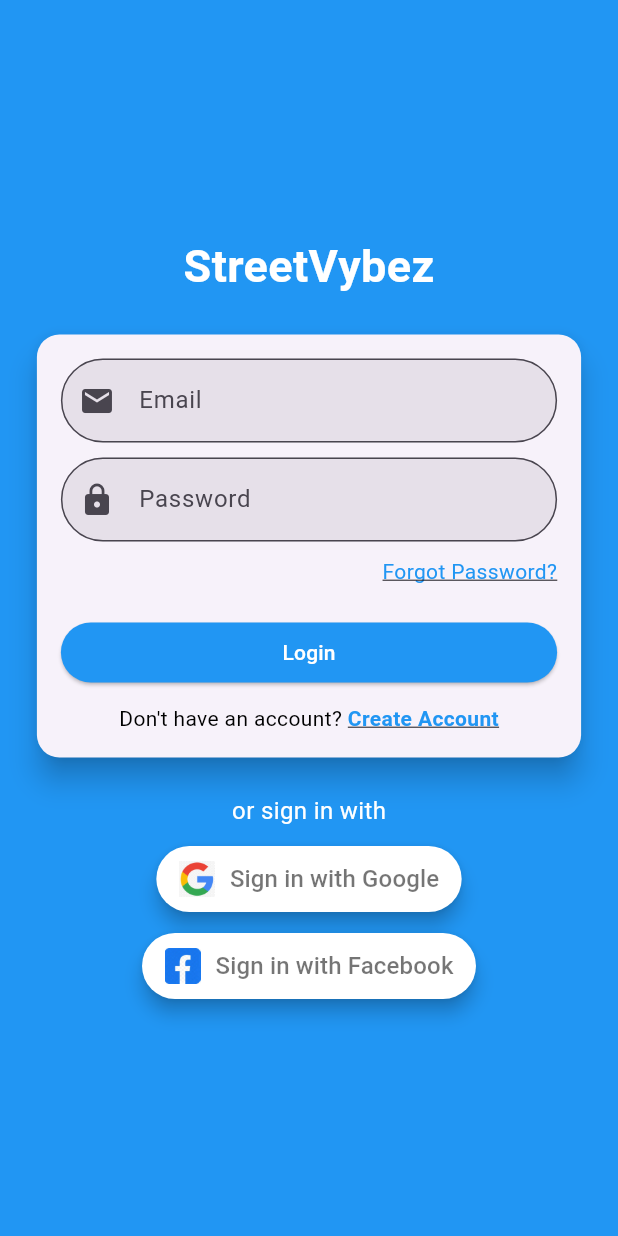
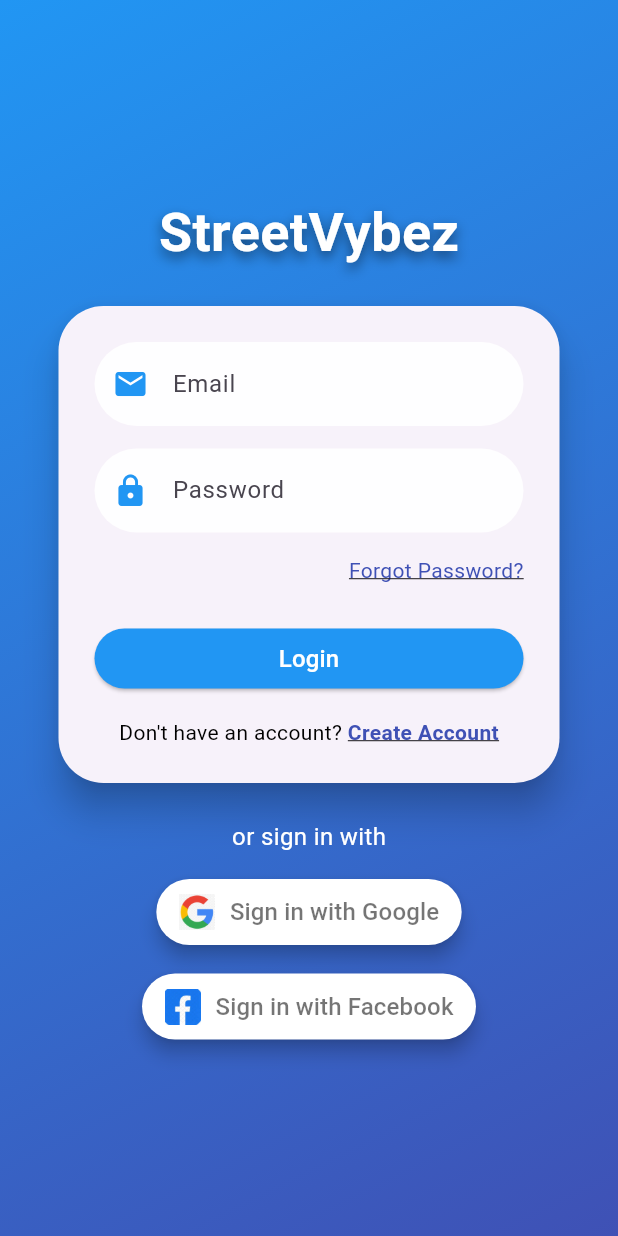
Before and after one commit to Cybertron-Ant/VybeGPT, a Flutter app: the screen it shows after launch, on a phone screen of 412 x 824 dp. Run offline on Flutter 3.47's test engine with Material 3 defaults, Android fonts, the phone set to English and light mode, and no system bars; our stand-ins replace cloud_firestore, firebase_auth, firebase_core, flutter_colorpicker, google_generative_ai, google_sign_in and 1 more; missing offline and left inert: flutter_facebook_auth; accounts and stored records are empty.

Commit message:
feat(login_system/screens/LoginPage.dart); updated LoginPage UI to look modern & sleek:
- updated background to a gradient for a modern look.

- updated login card styling with rounded corners and increased elevation.

- improved text field styling with rounded borders and subtle background color.

- increased spacing and updated text styles for better visual hierarchy.

- added shadow effect to the brand name for emphasis.

- updated button styling & text size for improved readability.

- updated "Forgot Password" and sign-in button styling for consistency.

- adjusted layout for better responsiveness on different screen sizes.

These changes aim to improve the overall user experience and visual appeal of the login screen.

```diff
--- a/lib/components/login_system/screens/LoginPage.dart
+++ b/lib/components/login_system/screens/LoginPage.dart
@@ -32,10 +32,19 @@ class _LoginPageState extends State<LoginPage> {
   Widget build(BuildContext context) {
     return Scaffold(
 
-      backgroundColor: AppColors.blue, // set background color to blue
+      // set the background to a gradient for a sleek look
+      body: Container(
+        decoration: const BoxDecoration(
+          gradient: LinearGradient(
+            colors: [AppColors.blue, AppColors.indigo],
+            begin: Alignment.topLeft,
+            end: Alignment.bottomRight,
+          ),
+        ),
 
-      body: Center(
+        child: Center(
           child: SingleChildScrollView(
+            padding: const EdgeInsets.all(16.0),
 
             child: LayoutBuilder( // 'LayoutBuilder' to handle responsiveness
               builder: (context, constraints) {
@@ -51,25 +60,35 @@ class _LoginPageState extends State<LoginPage> {
 
                     children: <Widget>[
 
-                    const Text(
+                      Text( // logo or App Name
                         Strings.brandName, // login screen title from constants
-                      style: TextStyle(fontSize: 30, fontWeight: FontWeight.bold, color: AppColors.white), // text style
+                        style: TextStyle(
+                          fontSize: 36,
+                          fontWeight: FontWeight.bold,
+                          color: AppColors.white,
+
+                          shadows: [
+                            Shadow(
+                              blurRadius: 10.0,
+                              color: Colors.black.withOpacity(0.5),
+                              offset: const Offset(0, 4),
+                            ),
+                          ],
+                        ),
                       ),
 
                       const SizedBox(height: 20), // add space
 
-                    // Login Card
-                    Padding(
+                      Padding(// Login Card
                         padding: EdgeInsets.symmetric(horizontal: (constraints.maxWidth - cardWidth) / 2), // padding for card
 
                         child: Card(
-                        elevation: 8, // card elevation
                           shape: RoundedRectangleBorder(
-                          borderRadius: BorderRadius.circular(15), // card border radius
+                            borderRadius: BorderRadius.circular(30), // card border radius
                           ),
-
+                          elevation: 10, // card elevation
                           child: Padding(
-                          padding: const EdgeInsets.all(16.0), // padding inside card
+                            padding: const EdgeInsets.all(24.0), // padding inside card
 
                             child: Column(
                               mainAxisSize: MainAxisSize.min, // card size
@@ -83,10 +102,12 @@ class _LoginPageState extends State<LoginPage> {
 
                                       decoration: InputDecoration(
                                         hintText: Strings.emailHint, // hint text for email
-                                      prefixIcon: const Icon(Icons.email), // icon for email
+                                        prefixIcon: const Icon(Icons.email, color: AppColors.blue), // icon for email
                                         filled: true, // fill the field
+                                        fillColor: Colors.white.withOpacity(0.9),
                                         border: OutlineInputBorder(
                                           borderRadius: BorderRadius.circular(30), // border radius
+                                          borderSide: BorderSide.none,
                                         ),
                                       ),
 
@@ -95,7 +116,7 @@ class _LoginPageState extends State<LoginPage> {
                                   },
                                 ),
 
-                              const SizedBox(height: 10), // add space
+                                const SizedBox(height: 15), // add space
 
                                 Consumer<EmailSignInProvider>(
                                   builder: (context, emailSignInProvider, child) {
@@ -105,10 +126,12 @@ class _LoginPageState extends State<LoginPage> {
                                       obscureText: true, // obscure password text
                                       decoration: InputDecoration(
                                         hintText: Strings.passwordHint, // hint text for password
-                                      prefixIcon: const Icon(Icons.lock), // icon for password
+                                        prefixIcon: const Icon(Icons.lock, color: AppColors.blue), // icon for password
                                         filled: true, // fill the field
+                                        fillColor: Colors.white.withOpacity(0.9),
                                         border: OutlineInputBorder(
                                           borderRadius: BorderRadius.circular(30), // border radius
+                                          borderSide: BorderSide.none,
                                         ),
                                       ),
 
@@ -117,7 +140,7 @@ class _LoginPageState extends State<LoginPage> {
                                   },
                                 ),
 
-                              const SizedBox(height: 10), // add space
+                                const SizedBox(height: 15), // add space
 
                                 Align(
                                   alignment: Alignment.centerRight, // align to the right
@@ -126,21 +149,20 @@ class _LoginPageState extends State<LoginPage> {
                                     onTap: () {
                                       ForgotPasswordDialog.showForgotPasswordDialog(
                                         context,
-                                        Provider.of<EmailSignInProvider>(context, listen: false).emailController.text
+                                        Provider.of<EmailSignInProvider>(context, listen: false).emailController.text,
                                       ); // show forgot password dialog
                                     },
 
                                     child: const Text(
                                       Strings.forgotPassword, // text for forgot password
                                       style: TextStyle(
-                                      color: AppColors.blue, // blue text color
+                                        color: AppColors.indigo,
                                         decoration: TextDecoration.underline, // underline text
                                       ),
                                     ),
                                   ),
                                 ),
-
-                              const SizedBox(height: 20), // add space
+                                const SizedBox(height: 25), // add space
 
                                 SizedBox(
                                   width: double.infinity, // make button full width
@@ -151,20 +173,17 @@ class _LoginPageState extends State<LoginPage> {
                                         : () => _login(context), // handle button press
 
                                     style: ElevatedButton.styleFrom(
-                                    foregroundColor: AppColors.white, // text color
-                                    backgroundColor: AppColors.blue, // background color
+                                      backgroundColor: AppColors.blue, // button color
                                       shape: RoundedRectangleBorder(
                                         borderRadius: BorderRadius.circular(30), // button border radius
                                       ),
                                     ),
-
                                     child: Provider.of<EmailSignInProvider>(context).isLoading
                                         ? const CircularProgressIndicator(color: AppColors.white) // show progress indicator if loading
-                                      : const Text(Strings.login), // button text
+                                        : const Text(Strings.login, style: TextStyle(fontSize: 16, color: AppColors.white)), // button text
                                   ),
                                 ),
-
-                              const SizedBox(height: 10), // add space
+                                const SizedBox(height: 15), // add space
 
                                 GestureDetector(
                                   onTap: () {
@@ -188,7 +207,7 @@ class _LoginPageState extends State<LoginPage> {
                                       Text(
                                         Strings.createAccount, // text for create account
                                         style: TextStyle(
-                                        color: AppColors.blue, // blue text color
+                                          color: AppColors.indigo,
                                           fontWeight: FontWeight.bold, // bold text
                                           decoration: TextDecoration.underline, // underline text
                                         ),
@@ -214,7 +233,7 @@ class _LoginPageState extends State<LoginPage> {
                         style: TextStyle(color: AppColors.white, fontSize: 16), // text style
                       ),
 
-                    const SizedBox(height: 10), // add space
+                      const SizedBox(height: 15), // add space
 
                       // Google Sign-In Button
                       Padding(
@@ -223,13 +242,13 @@ class _LoginPageState extends State<LoginPage> {
                         child: Consumer<GoogleSignInProvider>( // use Consumer to get the latest GoogleSignInProvider
                           builder: (context, googleSignInProvider, child) {
                             return GoogleSignInButton(
-                            landingPage: ChatScreen(userEmail: googleSignInProvider.userEmail ?? ''), // get user email from GoogleSignInProvider
+                              landingPage: ChatScreen(userEmail: googleSignInProvider.userEmail ?? ''), // provide landing page
                             );
                           },
                         ),
                       ),
 
-                    const SizedBox(height: 10), // add space
+                      const SizedBox(height: 15), // add space
 
                       // Facebook Sign-In Button
                     Padding(
@@ -245,6 +264,7 @@ class _LoginPageState extends State<LoginPage> {
                   ),
                 );
               },
+            ),
           ),
         ),
       ),
```
Lines whose indentation alone changed are shown as unchanged.
